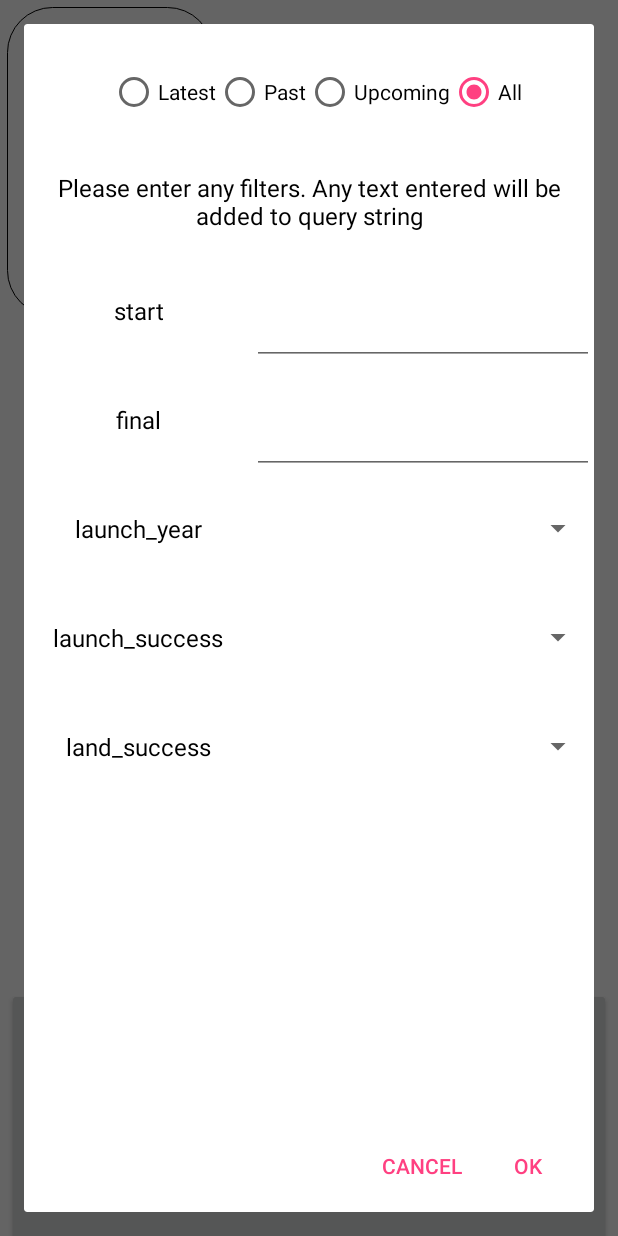
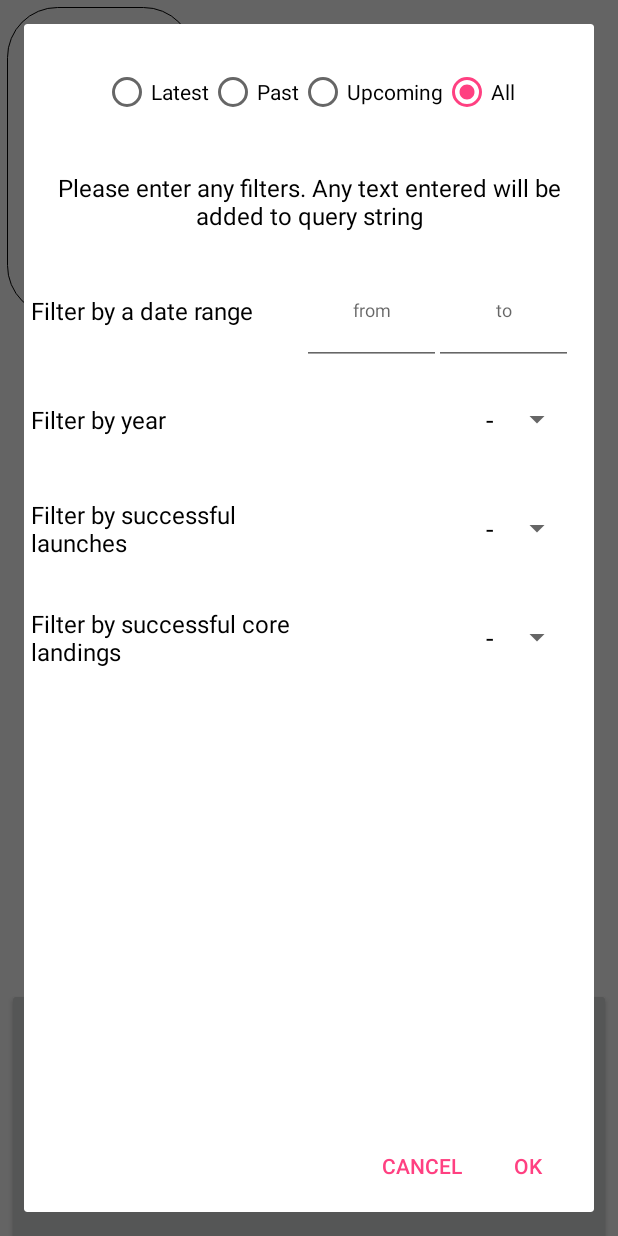
Before and after one commit to alfredthomas/spacex, an Android app: the screen it shows after launch (MainActivity), after a tap on "CREATE A NEW QUERY.", on a phone screen of 412 x 824 dp. Run offline under Robolectric (Android 15) with nearby library versions, the phone set to English and light mode, and no system bars; our stand-ins replace Picasso; pictures from the network do not load; 24 statements that could not run were skipped.

Commit message:
cleaning up some clipping and adding all the strings for future filters

```diff
--- a/app/src/main/java/com/alfredthomas/spacex/views/FilterView.java
+++ b/app/src/main/java/com/alfredthomas/spacex/views/FilterView.java
@@ -3,12 +3,10 @@ package com.alfredthomas.spacex.views;
 
 import android.app.DatePickerDialog;
 import android.content.Context;
-import android.graphics.Color;
+import android.util.TypedValue;
 import android.view.Gravity;
 import android.view.View;
-import android.view.ViewGroup;
-import android.widget.ArrayAdapter;
-import android.widget.Button;
+
 import android.widget.DatePicker;
 import android.widget.EditText;
 import android.widget.LinearLayout;
@@ -17,12 +15,13 @@ import android.widget.RadioGroup;
 import android.widget.Spinner;
 import android.widget.TextView;
 
+import com.alfredthomas.spacex.R;
 import com.alfredthomas.spacex.util.GetLaunchesTask;
 import com.alfredthomas.spacex.util.NameValuePair;
 
 import java.text.SimpleDateFormat;
 import java.util.ArrayList;
-import java.util.Arrays;
+
 import java.util.Calendar;
 import java.util.List;
 import java.util.Locale;
@@ -33,9 +32,8 @@ import java.util.Locale;
 
 public class FilterView extends ImprovedViewGroup {
     TextView description;
-    TextView startDateTV;
+    TextView dateRangeTV;
     EditText startDateET;
-    TextView endDateTV;
     EditText endDateET;
     TextView launchYearTV;
     Spinner launchYearSpinner;
@@ -62,26 +60,10 @@ public class FilterView extends ImprovedViewGroup {
     public FilterView(Context context) {
         super(context);
 
-        description = createTextView(context,"Please enter any filters. Any text entered will be added to query string");
+        description = super.createTextView(context,"Please enter any filters. Any text entered will be added to query string");
         addView(description);
 
-        startDateTV = createTextView(context,"start");
-        startDateET = createEditText(context,"YYYY-MM-dd");
-        addView(startDateTV);
-        addView(startDateET);
-
-
-        endDateTV = createTextView(context,"final");
-        endDateET = createEditText(context,"YYYY-MM-dd");
-        addView(endDateTV);
-        addView(endDateET);
-
-
-        launchYearTV = createTextView(context,"launch_year");
-        launchYearSpinner = createYearSpinner(context);
-        addView(launchYearTV);
-        addView(launchYearSpinner);
-
+        //launch type radio buttons
         launchTypeGroup = new RadioGroup(context);
         launchTypeGroup.setOrientation(LinearLayout.HORIZONTAL);
         launchTypeGroup.setGravity(Gravity.CENTER);
@@ -99,19 +81,47 @@ public class FilterView extends ImprovedViewGroup {
         launchTypeGroup.check(all.getId());
         addView(launchTypeGroup);
 
-        launchSuccessText = createTextView(context,"launch_success");
-        launchSuccessSpinner = createSpinner(context,"","true","false");
+        dateRangeTV = createTextView(context,getString(R.string.filter_start_desc));
+        startDateET = createEditText(context,"YYYY-MM-dd","from");
+        endDateET = createEditText(context,"YYYY-MM-dd","to");
+        addView(dateRangeTV);
+        addView(startDateET);
+
+
+        addView(endDateET);
+
+
+        launchYearTV = createTextView(context,getString(R.string.filter_launch_year_desc));
+        launchYearSpinner = createYearSpinner(context);
+        addView(launchYearTV);
+        addView(launchYearSpinner);
+
+
+
+        launchSuccessText = createTextView(context,getString(R.string.filter_launch_success_desc));
+        launchSuccessSpinner = createSpinner(context,"-","true","false");
         addView(launchSuccessText);
         addView(launchSuccessSpinner);
 
-        landSuccessText = createTextView(context,"land_success");
-        landSuccessSpinner = createSpinner(context,"","true","false");
+        landSuccessText = createTextView(context,getString(R.string.filter_land_success_desc));
+        landSuccessSpinner = createSpinner(context,"-","true","false");
         addView(landSuccessText);
         addView(landSuccessSpinner);
     }
-    public EditText createEditText(Context context, String format)
+    @Override
+    public TextView createTextView(Context context,String value)
+    {
+        TextView textView = super.createTextView(context,value);
+        textView.setGravity(Gravity.CENTER_VERTICAL);
+        textView.setTextAlignment(TEXT_ALIGNMENT_TEXT_START);
+        return textView;
+    }
+    public EditText createEditText(Context context, String format, String hintText)
     {
         EditText editText = new EditText(context);
+        editText.setTextSize(TypedValue.COMPLEX_UNIT_DIP,12);
+        editText.setGravity(Gravity.CENTER);
+        editText.setHint(hintText);
         editText.setOnClickListener(datePickerOnClickListener(format));
         editText.setFocusable(false);
         editText.setCompoundDrawables(null,null, getResources().getDrawable(android.R.drawable.ic_menu_my_calendar),null);
@@ -127,26 +137,26 @@ public class FilterView extends ImprovedViewGroup {
         //only true if both start and end have values
         if(startDateET.getText().length()>0 && endDateET.getText().length()>0)
         {
-            filters.add(new NameValuePair(startDateTV.getText().toString(),startDateET.getText().toString()));
-            filters.add(new NameValuePair(endDateTV.getText().toString(),endDateET.getText().toString()));
+            filters.add(new NameValuePair(getString(R.string.filter_start_key),startDateET.getText().toString()));
+            filters.add(new NameValuePair(getString(R.string.filter_final_key),endDateET.getText().toString()));
         }
 
         //if launch year has a value
-        if(!launchYearSpinner.getSelectedItem().toString().isEmpty() )
+        if(!launchYearSpinner.getSelectedItem().toString().equals("-"))
         {
-            filters.add(new NameValuePair(launchYearTV.getText().toString(),launchYearSpinner.getSelectedItem().toString()));
+            filters.add(new NameValuePair(getString(R.string.filter_launch_year_key),launchYearSpinner.getSelectedItem().toString()));
         }
 
         //if launch success has a value
-        if(!launchSuccessSpinner.getSelectedItem().toString().isEmpty())
+        if(!launchSuccessSpinner.getSelectedItem().toString().equals("-"))
         {
-            filters.add(new NameValuePair(launchSuccessText.getText().toString(),launchSuccessSpinner.getSelectedItem().toString()));
+            filters.add(new NameValuePair(getString(R.string.filter_launch_success_key),launchSuccessSpinner.getSelectedItem().toString()));
         }
 
         //if land success has a value
-        if(!landSuccessSpinner.getSelectedItem().toString().isEmpty())
+        if(!landSuccessSpinner.getSelectedItem().toString().equals("-"))
         {
-            filters.add(new NameValuePair(landSuccessText.getText().toString(),landSuccessSpinner.getSelectedItem().toString()));
+            filters.add(new NameValuePair(getString(R.string.filter_land_success_key),landSuccessSpinner.getSelectedItem().toString()));
         }
         return filters;
     }
@@ -211,31 +221,30 @@ public class FilterView extends ImprovedViewGroup {
 
         int padding= (int)(5f*getResources().getDisplayMetrics().density);
 
-        int tvWidth = width/5*2;
-        int otherWidth = width-tvWidth;
+        width-=(padding*2);
+        int tvWidth = (width/2) - padding;
+        int otherWidth = (width-tvWidth)-padding;
         int lineHeight = height/10;
         int y = padding*2;
         measureView(launchTypeGroup,padding,y,width,lineHeight);
 
         y+=lineHeight;
 
-        measureView(description,0,y,width,lineHeight);
+        measureView(description,padding,y,width,lineHeight);
         y+=lineHeight;
 
-        measureView(startDateTV,0,y,tvWidth,lineHeight);
-        measureView(startDateET,tvWidth,y,otherWidth,lineHeight);
+        measureView(dateRangeTV,padding,y,tvWidth,lineHeight);
+        measureView(startDateET,tvWidth +padding,y,otherWidth/2,lineHeight);
+        measureView(endDateET,tvWidth+(otherWidth/2),y,otherWidth/2,lineHeight);
         y+=lineHeight;
-        measureView(endDateTV,0,y,tvWidth,lineHeight);
-        measureView(endDateET,tvWidth,y,otherWidth,lineHeight);
-        y+=lineHeight;
-        measureView(launchYearTV,0,y,tvWidth,lineHeight);
+        measureView(launchYearTV,padding,y,tvWidth,lineHeight);
 //        measureView(launchYearET,tvWidth,y,otherWidth,lineHeight);
         measureView(launchYearSpinner,tvWidth,y,otherWidth,lineHeight);
         y+=lineHeight;
-        measureView(launchSuccessText,0,y,tvWidth,lineHeight);
+        measureView(launchSuccessText,padding,y,tvWidth,lineHeight);
         measureView(launchSuccessSpinner,tvWidth,y,otherWidth,lineHeight);
         y+=lineHeight;
-        measureView(landSuccessText,0,y,tvWidth,lineHeight);
+        measureView(landSuccessText,padding,y,tvWidth,lineHeight);
         measureView(landSuccessSpinner,tvWidth,y,otherWidth,lineHeight);
         y+=lineHeight;
 
--- a/app/src/main/java/com/alfredthomas/spacex/views/GridCell.java
+++ b/app/src/main/java/com/alfredthomas/spacex/views/GridCell.java
@@ -51,7 +51,7 @@ public class GridCell extends ImprovedViewGroup {
 
         //operate on a 20/80 height ratio of textview to imageview
 
-        measureView(date,padding,padding,width-padding,(int)(height*0.2)-padding);
-        measureView(patch,padding,(int)(height*0.2),width-padding,(int)(height*0.8)-padding);
+        measureView(date,padding,padding,width-padding-padding,(int)(height*0.2)-padding);
+        measureView(patch,padding,(int)(height*0.2),width-padding-padding,(int)(height*0.8)-padding);
     }
 }
--- a/app/src/main/java/com/alfredthomas/spacex/views/ImprovedViewGroup.java
+++ b/app/src/main/java/com/alfredthomas/spacex/views/ImprovedViewGroup.java
@@ -15,19 +15,18 @@ import android.view.ViewGroup;
 import android.widget.ArrayAdapter;
 import android.widget.BaseAdapter;
 import android.widget.Button;
-import android.widget.EditText;
 import android.widget.ListView;
 import android.widget.RadioButton;
 import android.widget.Spinner;
 import android.widget.TextView;
 
+import com.alfredthomas.spacex.R;
 import com.alfredthomas.spacex.util.GetLaunchesTask;
 
 import java.lang.ref.WeakReference;
 import java.util.ArrayList;
 import java.util.Arrays;
 import java.util.Calendar;
-import java.util.Collections;
 import java.util.List;
 
 public class ImprovedViewGroup extends ViewGroup
@@ -136,6 +135,11 @@ public class ImprovedViewGroup extends ViewGroup
         return new LayoutParams(p.width, p.height);
     }
 
+    //get String from id
+    public String getString(int id)
+    {
+        return this.getContext().getString(id);
+    }
     //create the filterview that will ultimately update the viewpager
     public OnClickListener createNewQueryPopup(final Context context, final WeakReference<ViewPager> viewPagerWeakReference)
     {
@@ -204,7 +208,8 @@ public class ImprovedViewGroup extends ViewGroup
     public Spinner createSpinner(Context context, List<String> spinnerArray)
     {
         Spinner spinner = new Spinner(context,Spinner.MODE_DROPDOWN);
-        ArrayAdapter<String> spinnerAdapter = new ArrayAdapter<String>(context,android.R.layout.simple_spinner_dropdown_item,spinnerArray);
+        ArrayAdapter<String> spinnerAdapter = new ArrayAdapter<String>(context, R.layout.spinner_dropdown_item,spinnerArray);
+
         spinner.setAdapter(spinnerAdapter);
         return spinner;
     }
@@ -215,7 +220,7 @@ public class ImprovedViewGroup extends ViewGroup
         //since years for Space-X start in 2006, we can start there and go to current year +1
         List<String> years= new ArrayList<>();
         //workaround for empty spinner at start
-        years.add("");
+        years.add("-");
         for(int i = 2006; i<= Calendar.getInstance().get(Calendar.YEAR)+1;i++) {
             years.add(Integer.toString(i));
         }
@@ -266,7 +271,7 @@ public class ImprovedViewGroup extends ViewGroup
 
         border.setColor(Color.TRANSPARENT);
         border.setStroke(1, Color.BLACK);
-        border.setCornerRadius(45);
+        border.setCornerRadius(50);
 
         view.setBackground(border);
     }
@@ -316,6 +321,8 @@ public class ImprovedViewGroup extends ViewGroup
                 //use textview creator and set the value
                 if(view == null) {
                     view = createTextView(viewGroup.getContext(), (String) getItem(i));
+                    ((TextView) view).setGravity(Gravity.LEFT);
+                    ((TextView) view).setPadding(15,5,5,5);
                 }
                 //set text on reuse
                 else {
--- a/app/src/main/java/com/alfredthomas/spacex/views/LaunchDashboardView.java
+++ b/app/src/main/java/com/alfredthomas/spacex/views/LaunchDashboardView.java
@@ -1,10 +1,7 @@
 package com.alfredthomas.spacex.views;
 
-import android.app.AlertDialog;
 import android.content.Context;
 import android.support.v4.view.ViewPager;
-
-import android.util.Log;
 
 import android.widget.Button;
 import android.widget.ImageView;
--- a/app/src/main/java/com/alfredthomas/spacex/views/QuickSelectorView.java
+++ b/app/src/main/java/com/alfredthomas/spacex/views/QuickSelectorView.java
@@ -2,7 +2,6 @@ package com.alfredthomas.spacex.views;
 
 import android.content.Context;
 import android.graphics.Color;
-import android.os.AsyncTask;
 import android.support.v4.view.ViewPager;
 import android.util.DisplayMetrics;
 import android.view.Gravity;
@@ -31,6 +30,7 @@ public class QuickSelectorView extends ImprovedViewGroup {
     List<Launch> launches;
     int width;
     int height;
+    int columns;
 
     /*
         Used as a table of contents type page. Show mission patches and allow for quick jumping.
@@ -51,13 +51,11 @@ public class QuickSelectorView extends ImprovedViewGroup {
 
         gridView = new GridView(context);
         gridView.setAdapter(createGridAdapter());
-        gridView.setNumColumns(3);
-        gridView.setColumnWidth(GridView.AUTO_FIT);
+        columns = 3;
+        gridView.setNumColumns(columns);
 
         gridView.setVerticalSpacing(padding);
-        gridView.setHorizontalSpacing(padding);
-        gridView.setStretchMode(GridView.STRETCH_COLUMN_WIDTH);
-
+        gridView.setHorizontalSpacing(padding*2);
 
         addView(gridView);
 
@@ -80,9 +78,9 @@ public class QuickSelectorView extends ImprovedViewGroup {
         newQueryButton.setOnClickListener( createNewQueryPopup(context,viewPagerWeakReference));
 
         DisplayMetrics displaymetrics = getResources().getDisplayMetrics();
-        width = displaymetrics.widthPixels;
-        height = displaymetrics.heightPixels;
-
+        width = (((displaymetrics.widthPixels-(padding*2))-(padding*columns*2))/columns);
+        height = displaymetrics.heightPixels/4;
+        //height = gridView.getMeasuredHeight()/4;
         addView(newQueryButton);
     }
     private BaseAdapter createGridAdapter()
@@ -108,7 +106,7 @@ public class QuickSelectorView extends ImprovedViewGroup {
             public View getView(int i, View view, ViewGroup viewGroup) {
                 if(view == null) {
                     view = new GridCell(viewGroup.getContext());
-                    view.setLayoutParams(new GridView.LayoutParams(width/3, height/4));
+                    view.setLayoutParams(new GridView.LayoutParams(width, height));
 
                 }
                 //let picasso handle cancelling tasks
@@ -144,7 +142,7 @@ public class QuickSelectorView extends ImprovedViewGroup {
 
 
         measureView(noDataToDisplay,padding,height/4,width-padding-padding,height/4);
-        measureView(gridView,padding,padding,width,height/5*4);
+        measureView(gridView,padding,padding,width-padding-padding,height/5*4);
 
         measureView(newQueryButton,padding,height/5*4,width-padding-padding,height/4-padding-padding);
     }
--- /dev/null
+++ b/app/src/main/res/layout/spinner_dropdown_item.xml
@@ -0,0 +1,11 @@
+<?xml version="1.0" encoding="utf-8"?>
+<TextView xmlns:android="http://schemas.android.com/apk/res/android"
+    android:id="@+id/spinner_dropdown_item"
+    android:layout_width="fill_parent"
+    android:layout_height="wrap_content"
+    android:textColor="#000000"
+    android:textSize="18sp"
+    android:padding="5dp"
+    android:paddingRight="25dp"
+    android:gravity="right"
+    />
--- a/app/src/main/res/values/dimens.xml
+++ b/app/src/main/res/values/dimens.xml
@@ -1,7 +1,3 @@
 <resources>
     <!-- Default screen margins, per the Android Design guidelines. -->
-    <dimen name="activity_horizontal_margin">16dp</dimen>
-    <dimen name="activity_vertical_margin">16dp</dimen>
-    <dimen name="fab_margin">16dp</dimen>
-    <dimen name="appbar_padding_top">8dp</dimen>
 </resources>
--- a/app/src/main/res/values/styles.xml
+++ b/app/src/main/res/values/styles.xml
@@ -13,8 +13,4 @@
         <item name="windowNoTitle">true</item>
     </style>
 
-    <style name="AppTheme.AppBarOverlay" parent="ThemeOverlay.AppCompat.Dark.ActionBar" />
-
-    <style name="AppTheme.PopupOverlay" parent="ThemeOverlay.AppCompat.Light" />
-
 </resources>
```
Also changed, not shown: app/src/main/res/values/strings.xml (+67 -1 lines).
